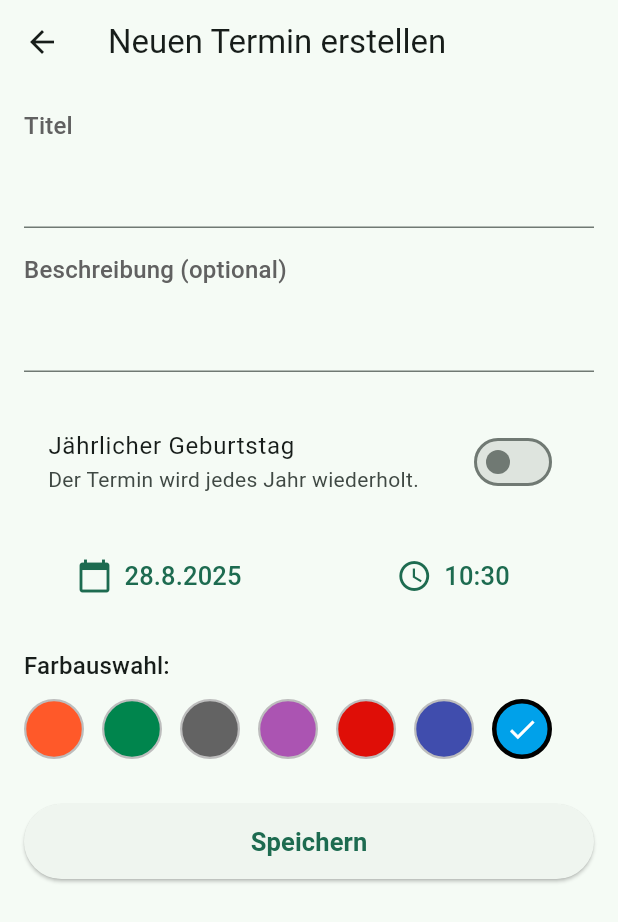
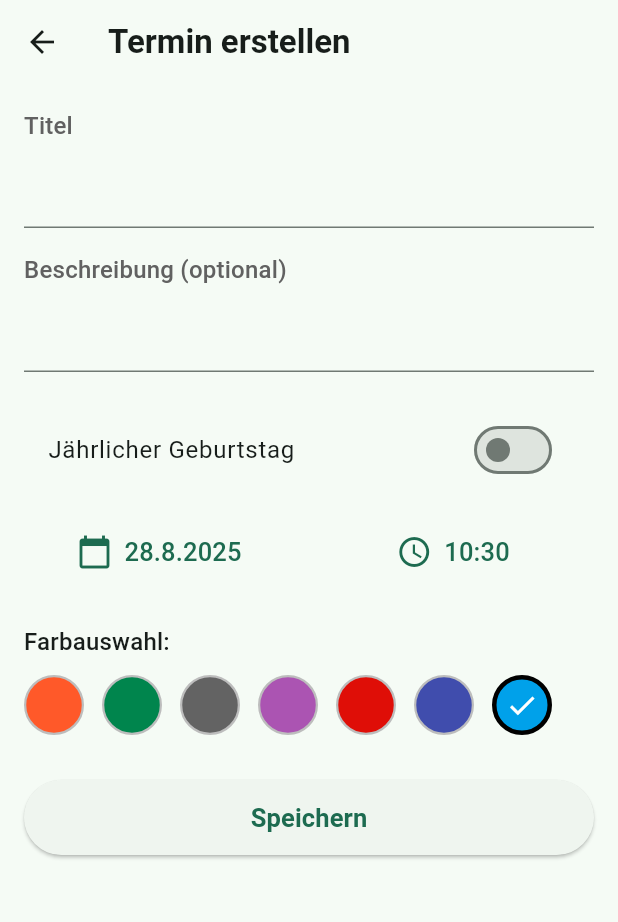
Before and after one commit to urdev-github1/ukalender2, a Flutter app: the screen it shows after launch, after a tap on the "add" icon, on a phone screen of 412 x 824 dp. Shown: the top 922 px of the screen. Run offline on Flutter 3.47's test engine with Material 3 defaults, Android fonts, the phone set to English and light mode, and no system bars; our stand-ins replace file_picker, firebase_core, flutter_local_notifications, package_info_plus, scrollable_positioned_list, share_plus and 4 more; missing offline and left inert: add_2_calendar, icalendar_parser, receive_sharing_intent; accounts and stored records are empty; network calls fail; statements that could not run were skipped.

Commit message:
Designanpassungen add_event_screen.dart

```diff
--- a/lib/screens/add_event_screen.dart
+++ b/lib/screens/add_event_screen.dart
@@ -182,11 +182,18 @@ class _AddEventScreenState extends State<AddEventScreen> {
     return Scaffold(
       // AppBar mit Titel und Lösch-Button (wenn Bearbeitung)
       appBar: AppBar(
-        title: Text(isEditing ? 'Termin bearbeiten' : 'Neuen Termin erstellen'),
+        title: Text(
+          isEditing ? 'Termin bearbeiten' : 'Termin erstellen',
+          style: const TextStyle(fontWeight: FontWeight.bold),
+        ),
         actions: [
           if (isEditing)
             IconButton(
-              icon: const Icon(Icons.delete_outline),
+              icon: const Icon(
+                Icons.delete_outline,
+                size: 25,
+                color: AppColors.destructiveActionColor,
+              ),
               tooltip: 'Termin löschen',
               onPressed: () async {
                 final navigator = Navigator.of(context);
@@ -194,15 +201,24 @@ class _AddEventScreenState extends State<AddEventScreen> {
                   context: context,
                   builder: (BuildContext context) {
                     return AlertDialog(
-                      title: const Text('Löschen bestätigen'),
-                      content: const Text(
-                        'Möchten Sie diesen Termin wirklich endgültig löschen?',
+                      title: const Text(
+                        'Löschen bestätigen',
+                        style: TextStyle(
+                          fontSize: 20,
+                          fontWeight: FontWeight.bold,
+                        ),
                       ),
+                      // content: const Text(
+                      //   'Möchten Sie diesen Termin wirklich endgültig löschen?',
+                      // ),
                       actions: <Widget>[
                         // Abbrechen-Button
                         TextButton(
                           onPressed: () => Navigator.of(context).pop(false),
-                          child: const Text('Abbrechen'),
+                          child: const Text(
+                            'Abbrechen',
+                            style: TextStyle(fontSize: 16),
+                          ),
                         ),
                         // Löschen-Button
                         TextButton(
@@ -210,7 +226,10 @@ class _AddEventScreenState extends State<AddEventScreen> {
                             foregroundColor: AppColors.deleteButton,
                           ),
                           onPressed: () => Navigator.of(context).pop(true),
-                          child: const Text('Löschen'),
+                          child: const Text(
+                            'Löschen',
+                            style: TextStyle(fontSize: 16),
+                          ),
                         ),
                       ],
                     );
@@ -254,9 +273,9 @@ class _AddEventScreenState extends State<AddEventScreen> {
                 const SizedBox(height: 24),
                 SwitchListTile(
                   title: const Text('Jährlicher Geburtstag'),
-                  subtitle: const Text(
-                    'Der Termin wird jedes Jahr wiederholt.',
-                  ),
+                  // subtitle: const Text(
+                  //   'Der Termin wird jedes Jahr wiederholt.',
+                  // ),
                   value: _isBirthday,
                   onChanged: (bool value) {
                     setState(() {
```
